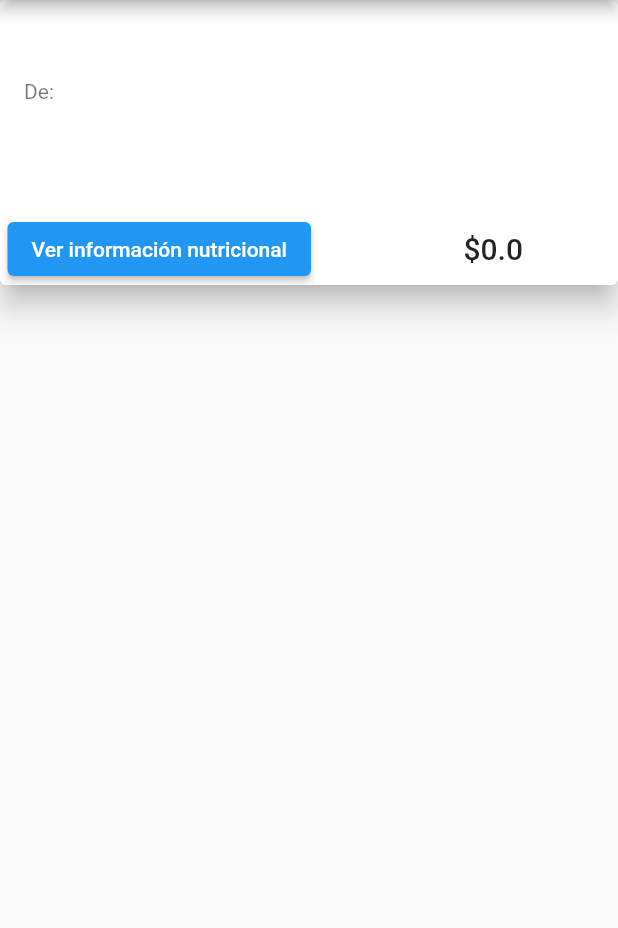
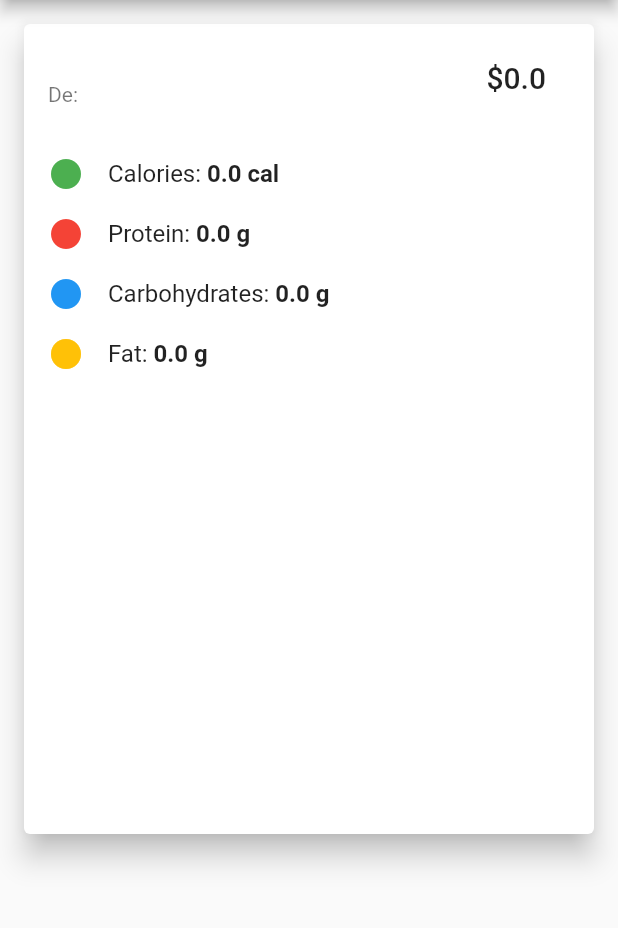
Before and after one commit to ayc-g6/pedidosNow-front, a Flutter app: the ProductViewPage screen opened directly with empty values, on a phone screen of 412 x 824 dp, the part 84-1012 px from its top. Run offline on Flutter 3.47's test engine with Material 2 defaults, Android fonts, the phone set to English and light mode, and no system bars; our stand-ins replace flutter_secure_storage, infinite_scroll_pagination, syncfusion_flutter_charts; accounts and stored records are empty.

Commit message:
[UPDATE] - Added nutritional info directly into the card

```diff
--- a/lib/src/pages/product_view.dart
+++ b/lib/src/pages/product_view.dart
@@ -1,6 +1,6 @@
 import 'package:envios_ya/src/models/product.dart';
-import 'package:envios_ya/src/pages/nutrition_facts.dart';
 import 'package:flutter/material.dart';
+import 'package:syncfusion_flutter_charts/charts.dart';
 
 class ProductViewPage extends StatefulWidget {
   final Product product;
@@ -12,61 +12,173 @@ class ProductViewPage extends StatefulWidget {
 }
 
 class _ProductViewPageState extends State<ProductViewPage> {
-  void _openNutritionalInfoPage(context) {
-    Navigator.of(context).push(
-      MaterialPageRoute(
-        builder: (context) => NutritionalInfoPage(calories: widget.product.calories,
-                                                  protein: widget.product.protein,
-                                                  carbs: widget.product.carbs,
-                                                  fat: widget.product.fat)
-      ),
-    );
-  }
-
   @override
   Widget build(BuildContext context) {
     return Scaffold(
       appBar: AppBar(
-        title: Text("Envios Ya"),
+        title: const Text("Envios Ya"),
         automaticallyImplyLeading: true,
       ),
-      body: Container(
-        height: 200,
+      body: SingleChildScrollView(
         child: Card(
             child: Column(
               children: [
+                Row(
+                  children: [
                     Expanded(
                       child: ListTile(
-                    minVerticalPadding: 30,
+                        minVerticalPadding: 4.0,
                         title: Text(widget.product.name,
                           style: Theme.of(context).textTheme.titleLarge),
                         subtitle: Text("De: ${widget.product.owner}"),
                       ),
                     ),
-                Row(
-                  children: [
-                    Expanded(
-                      flex: 3,
-                      child: Container(
-                        alignment: Alignment.bottomLeft,
-                        margin: EdgeInsets.only(left: 5),
-                        child: ElevatedButton(
-                          child: Text("Ver información nutricional"),
-                          onPressed: () => _openNutritionalInfoPage(context)
-                        ),
-                      ),
-                    ),
-                    Expanded(
+                    Padding(
+                      padding: const EdgeInsets.only(right: 32.0),
                       child: Text("\$${widget.product.price}",
-                          style: Theme.of(context).textTheme.titleLarge),
+                              style: Theme.of(context).textTheme.titleLarge
+                      )
                     ),
                   ],
                 ),
-              ],
+                NutritionalInfo(calories: widget.product.calories,
+                                protein: widget.product.protein,
+                                carbs: widget.product.carbs,
+                                fat: widget.product.fat)
+              ]
             ),
-            elevation: 8,
-            margin: EdgeInsets.only(bottom: 10)),
+          elevation: 8.0,
+          margin: const EdgeInsets.all(16.0)
+        ),
       ),
     );
   }
 }
+
+class NutritionalInfo extends StatelessWidget {
+  final double calories;
+  final double protein;
+  final double carbs;
+  final double fat;
+
+  final _caloriesColor = Colors.green;
+  final _proteinColor = Colors.red;
+  final _carbsColor = Colors.blue;
+  final _fatColor = Colors.amber;
+
+  const NutritionalInfo(
+      {Key? key,
+      required this.calories,
+      required this.protein,
+      required this.carbs,
+      required this.fat})
+      : super(key: key);
+
+  @override
+  Widget build(BuildContext context) {
+    return Column(
+            children: [
+              const SizedBox(height: 8.0),
+              NutritionalFact(
+                  text: "Calories",
+                  amount: calories,
+                  unit: "cal",
+                  circleColor: _caloriesColor),
+              NutritionalFact(
+                  text: "Protein",
+                  amount: protein,
+                  unit: "g",
+                  circleColor: _proteinColor),
+              NutritionalFact(
+                  text: "Carbohydrates",
+                  amount: carbs,
+                  unit: "g",
+                  circleColor: _carbsColor),
+              NutritionalFact(
+                  text: "Fat", amount: fat, unit: "g", circleColor: _fatColor),
+              MacronutrientsChart(
+                data: [
+                  MacronutrientsChartData("Protein", protein, _proteinColor),
+                  MacronutrientsChartData("Carbohydrates", carbs, _carbsColor),
+                  MacronutrientsChartData("Fat", fat, _fatColor)
+                ],
+              ),
+            ],
+          );
+  }
+}
+
+class NutritionalFact extends StatelessWidget {
+  final String text;
+  final Color circleColor;
+  final double amount;
+  final String unit;
+
+  const NutritionalFact(
+      {Key? key,
+      required this.text,
+      required this.amount,
+      required this.unit,
+      required this.circleColor})
+      : super(key: key);
+
+  @override
+  Widget build(BuildContext context) {
+    return Row(
+      children: [
+        Container(
+          padding: const EdgeInsets.fromLTRB(16.0, 8.0, 16.0, 8.0),
+          child: Icon(Icons.circle, color: circleColor),
+        ),
+        RichText(
+          text: TextSpan(
+            style: Theme.of(context).textTheme.subtitle1,
+            children: <TextSpan>[
+              TextSpan(text: "$text: "),
+              TextSpan(
+                  text: "$amount $unit",
+                  style: const TextStyle(fontWeight: FontWeight.bold)),
+            ],
+          ),
+        )
+      ],
+    );
+  }
+}
+
+class MacronutrientsChart extends StatelessWidget {
+  final List<MacronutrientsChartData> data;
+  late double _totalAmount;
+
+  MacronutrientsChart({Key? key, required this.data}) : super(key: key) {
+    _totalAmount = 0;
+    for (MacronutrientsChartData element in data) {
+      _totalAmount += element.amount;
+    }
+  }
+
+  @override
+  Widget build(BuildContext context) {
+    return SfCircularChart(series: <CircularSeries>[
+      DoughnutSeries<MacronutrientsChartData, String>(
+          dataSource: data,
+          pointColorMapper: (data, _) => data.color,
+          xValueMapper: (data, _) => data.name,
+          yValueMapper: (data, _) => data.amount,
+          dataLabelMapper: (data, _) =>
+              (data.amount / _totalAmount * 100).toStringAsFixed(1) + "%",
+          dataLabelSettings: const DataLabelSettings(
+              isVisible: true,
+              labelPosition: ChartDataLabelPosition.outside,
+              useSeriesColor: true))
+    ]);
+  }
+}
+
+class MacronutrientsChartData {
+  final String name;
+  final double amount;
+  final Color color;
+
+  MacronutrientsChartData(this.name, this.amount, this.color);
+}
```
Also changed, not shown: lib/src/pages/nutrition_facts.dart (deleted, +0 -137 lines). Lines whose indentation alone changed are shown as unchanged.
